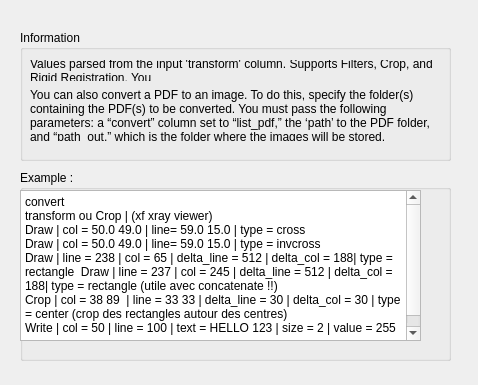
TigerODM/TigerODM, file orangecontrib/IMG4IT/widgets/designer/ow_image_apply_transform.ui: the form before one commit.
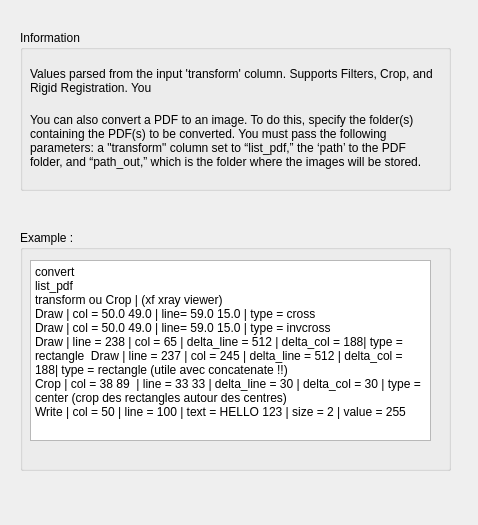
The form after the commit.

What changed in the file:
```diff
--- a/orangecontrib/IMG4IT/widgets/designer/ow_image_apply_transform.ui
+++ b/orangecontrib/IMG4IT/widgets/designer/ow_image_apply_transform.ui
@@ -7,7 +7,7 @@
     <x>0</x>
     <y>0</y>
     <width>478</width>
-    <height>385</height>
+    <height>525</height>
    </rect>
   </property>
   <property name="windowTitle">
@@ -19,7 +19,7 @@
      <x>20</x>
      <y>30</y>
      <width>431</width>
-     <height>131</height>
+     <height>161</height>
     </rect>
    </property>
    <property name="title">
@@ -31,7 +31,7 @@
       <x>10</x>
       <y>30</y>
       <width>411</width>
-      <height>21</height>
+      <height>41</height>
      </rect>
     </property>
     <property name="text">
@@ -45,13 +45,13 @@
     <property name="geometry">
      <rect>
       <x>10</x>
-      <y>60</y>
+      <y>70</y>
       <width>411</width>
-      <height>51</height>
+      <height>81</height>
      </rect>
     </property>
     <property name="text">
-     <string>You can also convert a PDF to an image. To do this, specify the folder(s) containing the PDF(s) to be converted. You must pass the following parameters: a “convert” column set to “list_pdf,” the ‘path’ to the PDF folder, and “path_out,” which is the folder where the images will be stored. </string>
+     <string>You can also convert a PDF to an image. To do this, specify the folder(s) containing the PDF(s) to be converted. You must pass the following parameters: a &quot;transform&quot; column set to “list_pdf,” the ‘path’ to the PDF folder, and “path_out,” which is the folder where the images will be stored. </string>
     </property>
     <property name="wordWrap">
      <bool>true</bool>
@@ -62,9 +62,9 @@
    <property name="geometry">
     <rect>
      <x>20</x>
-     <y>170</y>
+     <y>230</y>
      <width>431</width>
-     <height>191</height>
+     <height>241</height>
     </rect>
    </property>
    <property name="title">
@@ -73,14 +73,15 @@
    <widget class="QPlainTextEdit" name="plainTextEdit">
     <property name="geometry">
      <rect>
-      <x>0</x>
-      <y>20</y>
+      <x>10</x>
+      <y>30</y>
       <width>401</width>
-      <height>151</height>
+      <height>181</height>
      </rect>
     </property>
     <property name="plainText">
      <string>convert
+list_pdf
 transform ou Crop | (xf xray viewer)
 Draw | col = 50.0 49.0 | line= 59.0 15.0 | type = cross
 Draw | col = 50.0 49.0 | line= 59.0 15.0 | type = invcross
```
